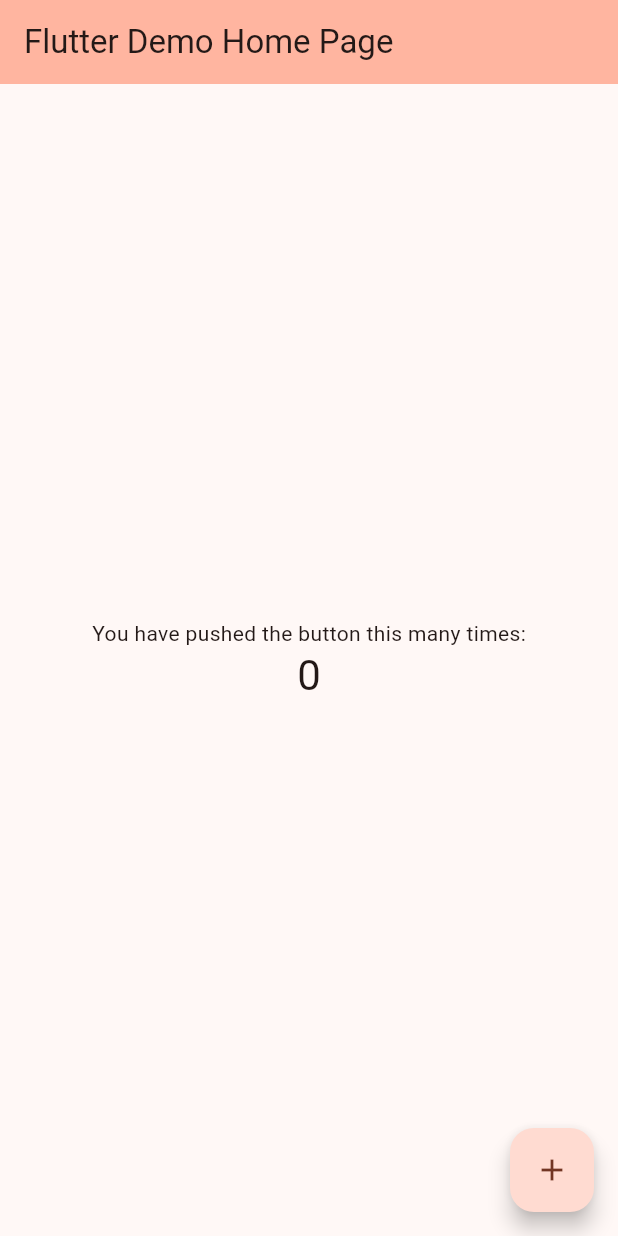
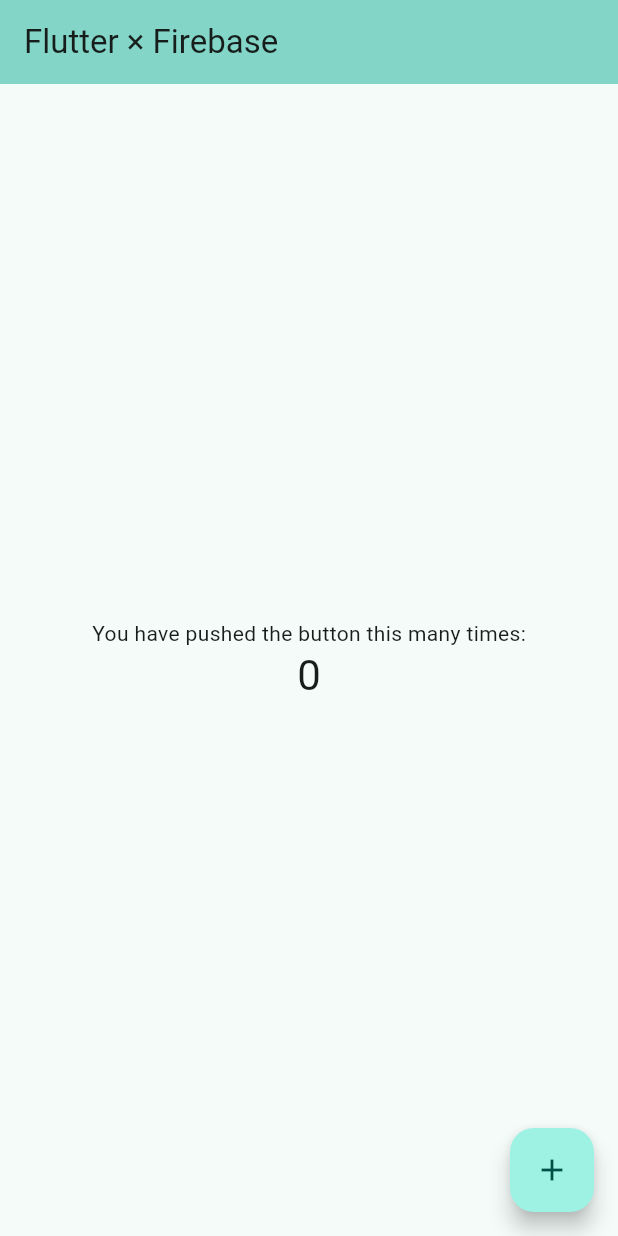
Before and after one commit to yuuki-miu/firaebase_practice, a Flutter app: the screen it shows after launch, on a phone screen of 412 x 824 dp. Run offline on Flutter 3.47's test engine with Material 2 defaults, Android fonts, the phone set to English and light mode, and no system bars.

```diff
--- a/lib/main.dart
+++ b/lib/main.dart
@@ -14,10 +14,11 @@ class MyApp extends StatelessWidget {
       debugShowCheckedModeBanner: false,
       title: 'Flutter Demo',
       theme: ThemeData(
-        colorScheme: ColorScheme.fromSeed(seedColor: Colors.deepOrange),
+        colorScheme:
+            ColorScheme.fromSeed(seedColor: Color.fromARGB(255, 41, 249, 225)),
         useMaterial3: true,
       ),
-      home: const MyHomePage(title: 'Flutter Demo Home Page'),
+      home: const Toppage(title: 'Flutter × Firebase'),
     );
   }
 }
--- a/lib/pages/top_page.dart
+++ b/lib/pages/top_page.dart
@@ -1,14 +1,14 @@
 import 'package:flutter/material.dart';
 
-class MyHomePage extends StatefulWidget {
-  const MyHomePage({super.key, required this.title});
+class Toppage extends StatefulWidget {
+  const Toppage({super.key, required this.title});
   final String title;
 
   @override
-  State<MyHomePage> createState() => _MyHomePageState();
+  State<Toppage> createState() => _TopPageState();
 }
 
-class _MyHomePageState extends State<MyHomePage> {
+class _TopPageState extends State<Toppage> {
   int _counter = 0;
 
   void _incrementCounter() {
@@ -42,7 +42,7 @@ class _MyHomePageState extends State<MyHomePage> {
         onPressed: _incrementCounter,
         tooltip: 'Increment',
         child: const Icon(Icons.add),
-      ), // This trailing comma makes auto-formatting nicer for build methods.
+      ),
     );
   }
 }
```
Also changed, not shown: lib/model/memo.dart (added, +13 -0 lines).
